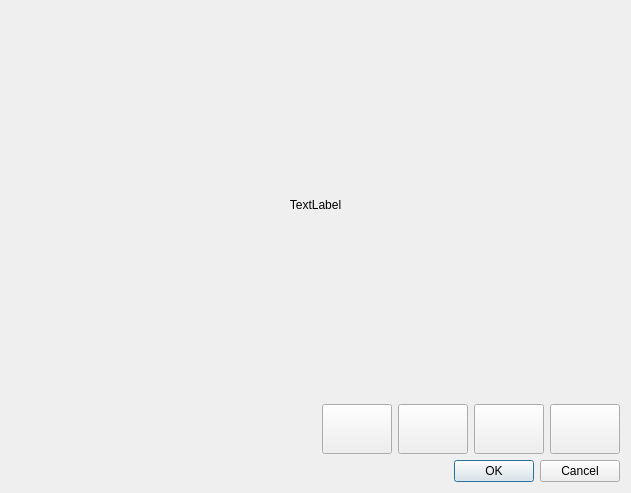
First picture: the form in XS/source/Game/LayoutDialog.ui, repository xenginez/X, before the edit.
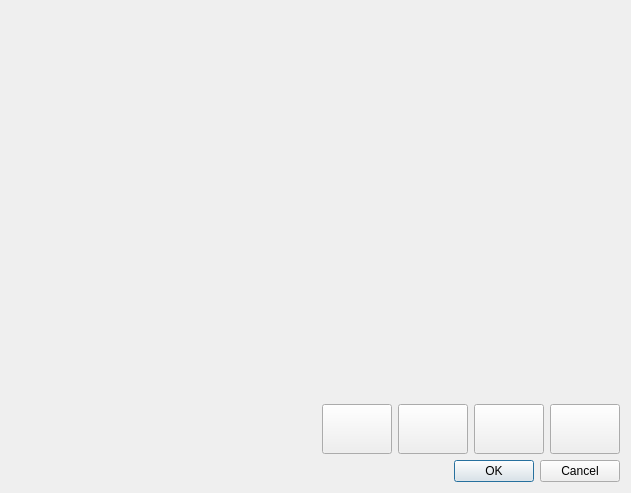
Second picture: the form after the edit.

Commit message: scene layout

```diff
--- a/XS/source/Game/LayoutDialog.ui
+++ b/XS/source/Game/LayoutDialog.ui
@@ -14,22 +14,26 @@
    <string>Dialog</string>
   </property>
   <layout class="QVBoxLayout" name="verticalLayout">
-   <property name="sizeConstraint">
-    <enum>QLayout::SetDefaultConstraint</enum>
-   </property>
    <item>
+    <widget class="QWidget" name="layout" native="true">
     <layout class="QGridLayout" name="gridLayout">
-     <item row="0" column="0">
-      <widget class="QLabel" name="label_4">
-       <property name="text">
-        <string>TextLabel</string>
-       </property>
-       <property name="alignment">
-        <set>Qt::AlignCenter</set>
-       </property>
-      </widget>
-     </item>
-    </layout>
+      <property name="leftMargin">
+       <number>0</number>
+      </property>
+      <property name="topMargin">
+       <number>0</number>
+      </property>
+      <property name="rightMargin">
+       <number>0</number>
+      </property>
+      <property name="bottomMargin">
+       <number>0</number>
+      </property>
+      <property name="spacing">
+       <number>1</number>
+      </property>
+     </layout>
+    </widget>
    </item>
    <item>
     <layout class="QHBoxLayout" name="horizontalLayout">
```
Left out of the diff: 2 changed lines with no effect on the pictures. Lines whose indentation alone changed are shown as unchanged. The commit also changes 3 other files.
